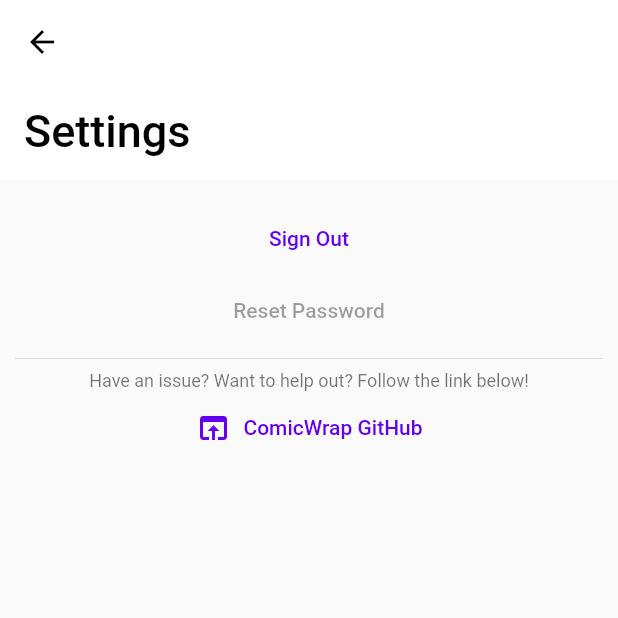
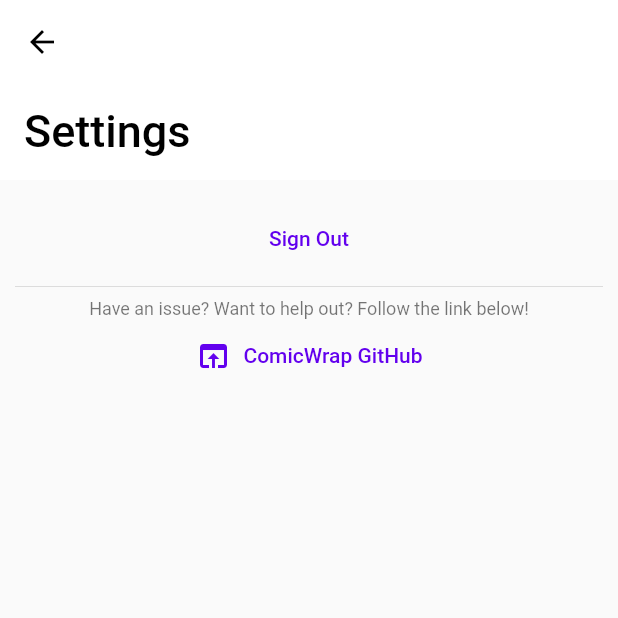
Before and after one commit to jackv24/ComicWrap-F, a Flutter app: the screen it shows once a user with an empty profile is signed in, after a tap on the "settings" icon, on a phone screen of 412 x 824 dp, the top half of it. Run offline on Flutter 3.47's test engine with Material 2 defaults, Android fonts, the phone set to English and light mode, and no system bars; our stand-ins replace badges, cloud_firestore, cloud_functions, firebase_auth, firebase_core, flutter_cache_manager and 9 more; accounts and stored records are empty; generated files the repository leaves out were written again.

Commit message:
Reset password option moved and properly implemented for login screen

```diff
--- a/lib/pages/auth/sign_in_screen.dart
+++ b/lib/pages/auth/sign_in_screen.dart
@@ -2,9 +2,12 @@ import 'package:comicwrap_f/pages/auth/sign_up_screen.dart';
 import 'package:comicwrap_f/pages/main_page_inner.dart';
 import 'package:comicwrap_f/pages/main_page_scaffold.dart';
 import 'package:comicwrap_f/utils/auth.dart';
+import 'package:comicwrap_f/utils/firebase.dart';
 import 'package:comicwrap_f/widgets/github_link_button.dart';
+import 'package:firebase_auth/firebase_auth.dart';
 import 'package:flutter/cupertino.dart';
 import 'package:flutter/material.dart';
+import 'package:flutter_riverpod/flutter_riverpod.dart';
 import 'package:flutter_signin_button/flutter_signin_button.dart';
 
 class SignInScreen extends StatefulWidget {
@@ -22,6 +25,7 @@ class _SignInScreenState extends State<SignInScreen> {
   final _pass = TextEditingController();
 
   bool _inProgress = false;
+  bool _hasSentPassReset = false;
 
   @override
   Widget build(BuildContext context) {
@@ -75,7 +79,10 @@ class _SignInScreenState extends State<SignInScreen> {
                     ),
                     SizedBox(
                       width: double.infinity,
-                      child: SignInButton(Buttons.Google, onPressed: () async {
+                      child: AbsorbPointer(
+                        absorbing: _inProgress,
+                        child:
+                            SignInButton(Buttons.Google, onPressed: () async {
                           setState(() {
                             _inProgress = true;
                           });
@@ -85,11 +92,25 @@ class _SignInScreenState extends State<SignInScreen> {
                           });
                         }),
                       ),
+                    ),
                     TextButton(
                       child: const Text('Sign Up with Email'),
                       onPressed:
                           _inProgress ? null : () => _onSignUpPressed(context),
-                    )
+                    ),
+                    // Password reset button
+                    Consumer(builder: (context, ref, child) {
+                      final auth = ref
+                          .watch(authProvider)
+                          .maybeWhen(data: (auth) => auth, orElse: () => null);
+                      return TextButton(
+                        onPressed:
+                            _inProgress || auth == null || _hasSentPassReset
+                                ? null
+                                : () => _onResetPasswordPressed(context, auth),
+                        child: const Text('Reset Password'),
+                      );
+                    })
                   ],
                 ),
               ),
@@ -112,11 +133,14 @@ class _SignInScreenState extends State<SignInScreen> {
 
     final errorCode = await submitSignIn(
         context, EmailSignInDetails(_email.text, _pass.text));
+    _showErrorCode(errorCode);
 
     setState(() {
       _inProgress = false;
     });
+  }
 
+  void _showErrorCode(String? errorCode) {
     switch (errorCode) {
       case 'empty-auth':
         setState(() {
@@ -149,6 +173,12 @@ class _SignInScreenState extends State<SignInScreen> {
         });
         break;
 
+      case 'invalid-email':
+        setState(() {
+          _emailErrorText = 'Email is invalid';
+        });
+        break;
+
       case null:
         // Do nothing if there were no errors
         // App state management will handle switching screens
@@ -173,4 +203,63 @@ class _SignInScreenState extends State<SignInScreen> {
       },
     ));
   }
+
+  Future<void> _onResetPasswordPressed(
+      BuildContext context, FirebaseAuth auth) async {
+    setState(() {
+      _emailErrorText = null;
+      _passErrorText = null;
+    });
+
+    if (_email.text.isEmpty) {
+      _showErrorCode('empty-email');
+      return;
     }
+
+    final response = await showDialog(
+        context: context,
+        builder: (context) {
+          return AlertDialog(
+            title: const Text('Reset Password?'),
+            content: Text(
+                'Are you sure you want to reset the password for ${_email.text}?'),
+            actions: [
+              TextButton(
+                onPressed: () => Navigator.of(context).pop(),
+                child: const Text('Cancel'),
+              ),
+              TextButton(
+                onPressed: () => Navigator.of(context).pop(true),
+                child: const Text('Reset Password'),
+              ),
+            ],
+          );
+        });
+
+    if (response != true) {
+      return;
+    }
+
+    setState(() {
+      _inProgress = true;
+    });
+
+    try {
+      await auth.sendPasswordResetEmail(email: _email.text);
+    } on FirebaseAuthException catch (exception, _) {
+      setState(() {
+        _inProgress = false;
+      });
+      _showErrorCode(exception.code);
+      return;
+    }
+
+    setState(() {
+      _inProgress = false;
+      _hasSentPassReset = true;
+    });
+
+    ScaffoldMessenger.of(context).showSnackBar(
+        const SnackBar(content: Text('Password reset email sent')));
+  }
+}
--- a/lib/pages/auth/sign_up_screen.dart
+++ b/lib/pages/auth/sign_up_screen.dart
@@ -143,7 +143,7 @@ class _SignUpScreenState extends State<SignUpScreen> {
         break;
 
       case null:
-      // No errors, account create succeeded!
+        // No errors, account create succeeded!
         Navigator.of(context).pop();
         break;
 
--- a/lib/pages/settings/settings_screen.dart
+++ b/lib/pages/settings/settings_screen.dart
@@ -1,11 +1,8 @@
 import 'package:comicwrap_f/pages/main_page_inner.dart';
 import 'package:comicwrap_f/pages/main_page_scaffold.dart';
 import 'package:comicwrap_f/utils/auth.dart';
-import 'package:comicwrap_f/utils/firebase.dart';
 import 'package:comicwrap_f/widgets/github_link_button.dart';
 import 'package:flutter/material.dart';
-import 'package:flutter_easyloading/flutter_easyloading.dart';
-import 'package:flutter_riverpod/flutter_riverpod.dart';
 
 class SettingsScreen extends StatefulWidget {
   const SettingsScreen({Key? key}) : super(key: key);
@@ -15,8 +12,6 @@ class SettingsScreen extends StatefulWidget {
 }
 
 class _SettingsScreenState extends State<SettingsScreen> {
-  bool _hasResetPassword = false;
-
   @override
   Widget build(BuildContext context) {
     return MainPageScaffold(
@@ -33,39 +28,6 @@ class _SettingsScreenState extends State<SettingsScreen> {
                 },
                 child: const Text('Sign Out'),
               ),
-              Consumer(builder: (context, ref, child) {
-                final auth = ref
-                    .watch(authProvider)
-                    .maybeWhen(data: (auth) => auth, orElse: () => null);
-                final user = ref
-                    .watch(userChangesProvider)
-                    .maybeWhen(data: (value) => value, orElse: () => null);
-
-                final bool canResetPassword;
-                if (auth == null || user == null) {
-                  canResetPassword = false;
-                } else {
-                  canResetPassword = user.providerData
-                      .any((element) => element.providerId == 'password');
-                }
-
-                return TextButton(
-                  onPressed: !canResetPassword || _hasResetPassword
-                      ? null
-                      : () async {
-                          EasyLoading.show();
-                          if (user!.email != null) {
-                            await auth!
-                                .sendPasswordResetEmail(email: user.email!);
-                          }
-                          EasyLoading.dismiss();
-                          setState(() {
-                            _hasResetPassword = true;
-                          });
-                        },
-                  child: const Text('Reset Password'),
-                );
-              }),
               const Divider(),
               const GitHubLinkButton(),
             ]),
```
Lines whose indentation alone changed are shown as unchanged.
